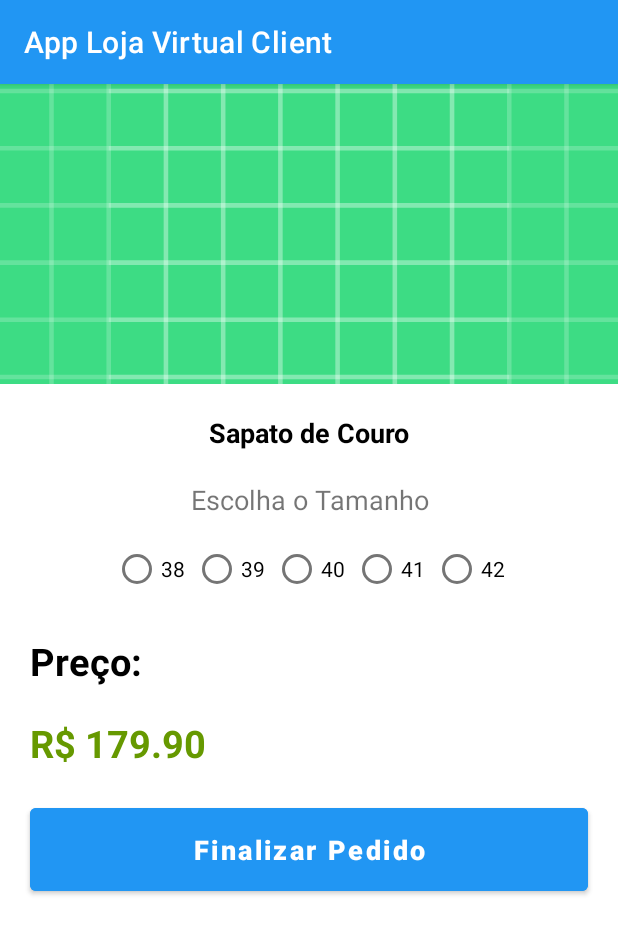
After one commit to PiterCapistrano/Loja-Virtual-Client, an Android app: the DetalhesProduto screen opened directly, with no data from a screen before it, on a phone screen of 412 x 824 dp. The commit adds this screen. Shown: the top 934 px of the screen. Run offline under Robolectric (Android 15) with nearby library versions, the phone set to English and light mode, and no system bars.

Commit message:
Criação de Layout da tela de Detalhes de Produtos

```diff
--- a/app/src/main/AndroidManifest.xml
+++ b/app/src/main/AndroidManifest.xml
@@ -14,6 +14,9 @@
         android:supportsRtl="true"
         android:theme="@style/Theme.AppLojaVirtualClient"
         tools:targetApi="31">
+        <activity
+            android:name=".activities.DetalhesProduto.DetalhesProduto"
+            android:exported="false" />
         <activity
             android:name=".activities.EditarPerfil.EditarPerfil"
             android:exported="false" />
--- /dev/null
+++ b/app/src/main/java/com/pitercapistrano/applojavirtualclient/activities/DetalhesProduto/DetalhesProduto.kt
@@ -0,0 +1,21 @@
+package com.pitercapistrano.applojavirtualclient.activities.DetalhesProduto
+
+import android.os.Bundle
+import androidx.activity.enableEdgeToEdge
+import androidx.appcompat.app.AppCompatActivity
+import androidx.core.view.ViewCompat
+import androidx.core.view.WindowInsetsCompat
+import com.pitercapistrano.applojavirtualclient.R
+
+class DetalhesProduto : AppCompatActivity() {
+    override fun onCreate(savedInstanceState: Bundle?) {
+        super.onCreate(savedInstanceState)
+        enableEdgeToEdge()
+        setContentView(R.layout.activity_detalhes_produto)
+        ViewCompat.setOnApplyWindowInsetsListener(findViewById(R.id.main)) { v, insets ->
+            val systemBars = insets.getInsets(WindowInsetsCompat.Type.systemBars())
+            v.setPadding(systemBars.left, systemBars.top, systemBars.right, systemBars.bottom)
+            insets
+        }
+    }
+}
--- a/app/src/main/java/com/pitercapistrano/applojavirtualclient/adapter/AdapterProduto.kt
+++ b/app/src/main/java/com/pitercapistrano/applojavirtualclient/adapter/AdapterProduto.kt
@@ -1,11 +1,13 @@
 package com.pitercapistrano.applojavirtualclient.adapter
 
 import android.content.Context
+import android.content.Intent
 import android.view.LayoutInflater
 import android.view.View
 import android.view.ViewGroup
 import androidx.recyclerview.widget.RecyclerView
 import com.bumptech.glide.Glide
+import com.pitercapistrano.applojavirtualclient.activities.DetalhesProduto.DetalhesProduto
 import com.pitercapistrano.applojavirtualclient.databinding.ProdutoItemBinding
 import com.pitercapistrano.applojavirtualclient.model.Produto
 
@@ -25,6 +27,11 @@ class AdapterProduto(val context: Context, val lista_produtos: MutableList<Produ
         Glide.with(context).load(lista_produtos.get(position).foto).into(holder.fotoProduto)
         holder.nomeProduto.text = lista_produtos.get(position).nome
         holder.precoProduto.text = "R$ ${lista_produtos.get(position).preco}"
+
+        holder.itemView.setOnClickListener {
+            val intent = Intent(context, DetalhesProduto::class.java)
+            context.startActivity(intent)
+        }
     }
 
     inner class ProdutoViewHolder(binding: ProdutoItemBinding) : RecyclerView.ViewHolder(binding.root){
--- /dev/null
+++ b/app/src/main/res/layout/activity_detalhes_produto.xml
@@ -0,0 +1,126 @@
+<?xml version="1.0" encoding="utf-8"?>
+
+<androidx.core.widget.NestedScrollView
+    xmlns:android="http://schemas.android.com/apk/res/android"
+    android:layout_width="match_parent"
+    android:layout_height="match_parent"
+    android:fillViewport="true">
+
+<LinearLayout
+
+    xmlns:tools="http://schemas.android.com/tools"
+    android:id="@+id/main"
+    android:layout_width="match_parent"
+    android:layout_height="match_parent"
+    tools:context=".activities.DetalhesProduto.DetalhesProduto"
+    android:orientation="vertical">
+
+    <ImageView
+        android:id="@+id/imgFotoProduto"
+        android:layout_width="match_parent"
+        android:layout_height="200dp"
+        android:src="@drawable/ic_launcher_background"
+        android:scaleType="centerCrop"
+        />
+
+    <TextView
+        android:id="@+id/nomeProdutoDt"
+        android:layout_width="match_parent"
+        android:layout_height="wrap_content"
+        android:text="Sapato de Couro"
+        android:textSize="18sp"
+        android:textStyle="bold"
+        android:textColor="@color/black"
+        android:gravity="center"
+        android:layout_margin="20dp"
+        />
+
+    <TextView
+        android:layout_width="match_parent"
+        android:layout_height="wrap_content"
+        android:text="@string/escolha_tamanho"
+        android:textSize="18sp"
+        android:gravity="center"
+        />
+
+    <RadioGroup
+        android:layout_width="wrap_content"
+        android:layout_height="wrap_content"
+        android:orientation="horizontal"
+        android:layout_gravity="center"
+        android:layout_marginTop="10dp">
+
+        <RadioButton
+            android:layout_width="wrap_content"
+            android:layout_height="wrap_content"
+            android:text="38"
+            android:layout_marginEnd="5dp"
+            />
+
+        <RadioButton
+            android:layout_width="wrap_content"
+            android:layout_height="wrap_content"
+            android:text="39"
+            android:layout_marginEnd="5dp"
+            />
+
+        <RadioButton
+            android:layout_width="wrap_content"
+            android:layout_height="wrap_content"
+            android:text="40"
+            android:layout_marginEnd="5dp"
+            />
+
+        <RadioButton
+            android:layout_width="wrap_content"
+            android:layout_height="wrap_content"
+            android:text="41"
+            android:layout_marginEnd="5dp"
+            />
+
+        <RadioButton
+            android:layout_width="wrap_content"
+            android:layout_height="wrap_content"
+            android:text="42"
+
+            />
+
+    </RadioGroup>
+
+    <TextView
+        android:layout_width="wrap_content"
+        android:layout_height="wrap_content"
+        android:text="@string/preco"
+        android:textSize="25sp"
+        android:textStyle="bold"
+        android:textColor="@color/black"
+        android:layout_margin="20dp"
+        />
+
+    <TextView
+        android:id="@+id/precoProdutoDt"
+        android:layout_width="wrap_content"
+        android:layout_height="wrap_content"
+        android:text="R$ 179.90"
+        android:textSize="25sp"
+        android:textStyle="bold"
+        android:textColor="@android:color/holo_green_dark"
+        android:layout_marginStart="20dp"
+        />
+
+    <Button
+        android:id="@+id/btFinalizarPedido"
+        android:layout_width="match_parent"
+        android:layout_height="wrap_content"
+        android:text="@string/finalizar_pedido"
+        android:textColor="@color/white"
+        android:textStyle="bold"
+        android:textAllCaps="false"
+        android:textSize="18sp"
+        android:backgroundTint="@color/blue"
+        android:padding="15dp"
+        android:layout_margin="20dp"
+        />
+
+</LinearLayout>
+</androidx.core.widget.NestedScrollView>
--- a/app/src/main/res/values/strings.xml
+++ b/app/src/main/res/values/strings.xml
@@ -16,5 +16,8 @@
     <string name="selecionar_foto">Selecione uma Foto</string>
     <string name="atualizar">Atualizar Perfil</string>
     <string name="sair">Sair</string>
+    <string name="escolha_tamanho">Escolha o Tamanho</string>
+    <string name="preco">Preço:</string>
+    <string name="finalizar_pedido">Finalizar Pedido</string>
 
 </resources>
```
